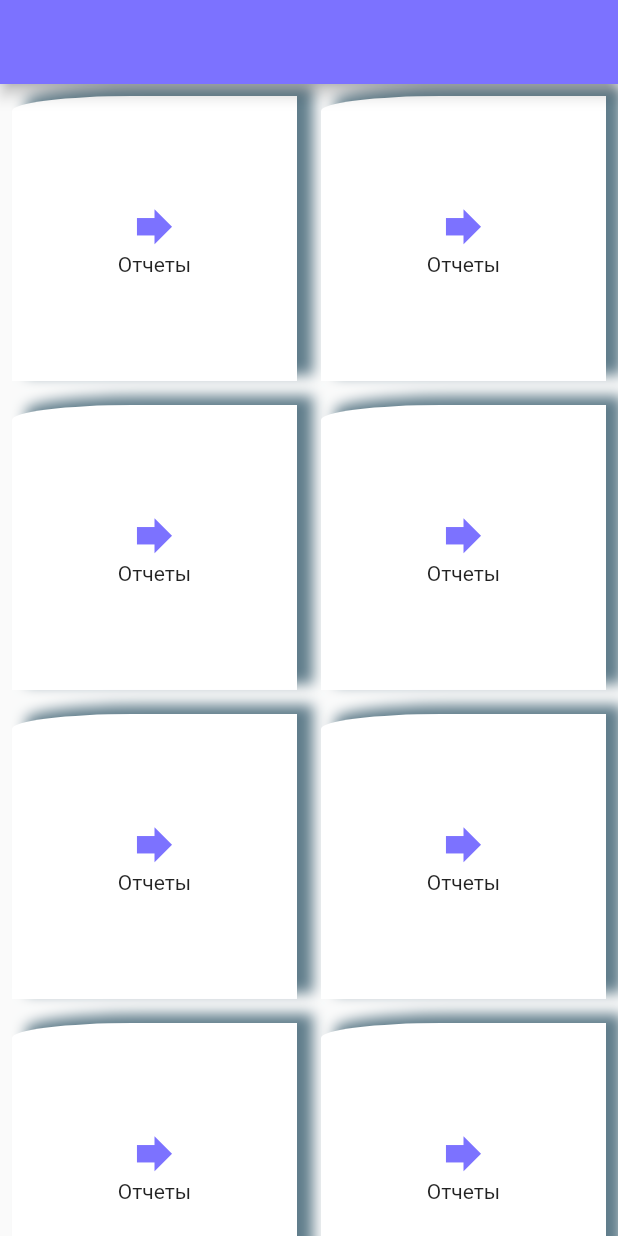
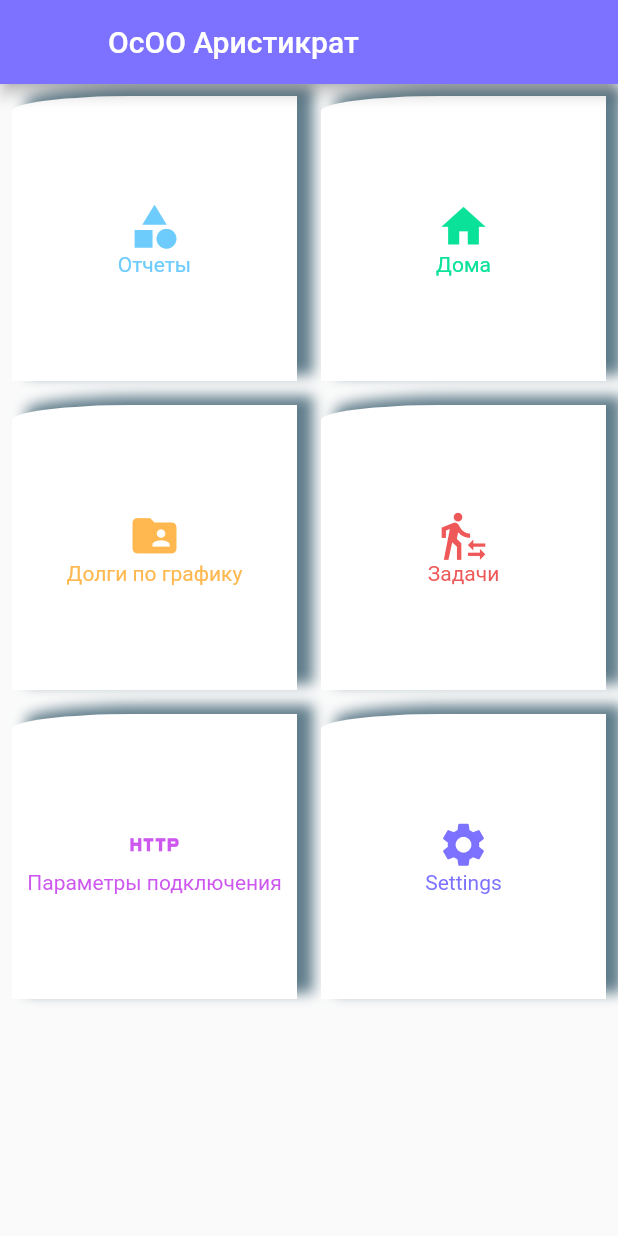
Before and after one commit to cnurba/building, a Flutter app: the screen it shows after launch, after a tap on "Демо", on a phone screen of 412 x 824 dp. Run offline on Flutter 3.47's test engine with Material 2 defaults, Android fonts, the phone set to English and light mode, and no system bars; our stand-ins replace equatable, flutter_bloc, shared_preferences.

Commit message:
added a new bloc.calles Menu bloc, event to

```diff
--- a/lib/blocs/connection/connect_bloc.dart
+++ b/lib/blocs/connection/connect_bloc.dart
@@ -6,7 +6,6 @@ import 'connect_state.dart';
 class ConnectBloc extends Bloc<ConnectEvent, ConnectState> {
   @override
   ConnectState get initialState => ConnectUninitialized();
-
   @override
   Stream<ConnectState> mapEventToState(ConnectEvent event) async* {
     if (event is CheckConnectEvent) {
--- /dev/null
+++ b/lib/blocs/menu/menu_event.dart
@@ -0,0 +1,9 @@
+import 'package:building/util/enums.dart';
+
+abstract class MenuEvent{}
+
+class MenuClickedEvent extends MenuEvent{
+  final TypeOfMainMenu typeOfMainMenu;
+  final bool demo;
+  MenuClickedEvent({this.typeOfMainMenu, this.demo});
+}
--- a/lib/main.dart
+++ b/lib/main.dart
@@ -1,4 +1,5 @@
 import 'package:building/blocs/connection/connect_bloc.dart';
+import 'package:building/blocs/menu/menu_bloc.dart';
 import 'package:building/ui/start_page.dart';
 import 'package:building/util/app_theme.dart';
 import 'package:flutter/material.dart';
@@ -8,6 +9,7 @@ void main() {
   runApp(MultiBlocProvider(
       providers: [
         BlocProvider<ConnectBloc>(create: (context) => ConnectBloc(),),
+        BlocProvider<MenuBloc>(create: (context) => MenuBloc(),),
       ],
       child: MyApp()));
 }
--- a/lib/models/menu_model/main_menu_model.dart
+++ b/lib/models/menu_model/main_menu_model.dart
@@ -1,4 +1,5 @@
 import 'package:building/util/constants.dart';
+import 'package:building/util/enums.dart';
 import 'package:flutter/cupertino.dart';
 import 'package:flutter/material.dart';
 
@@ -6,10 +7,13 @@ class MainMenuModel{
   String _name;
   IconData _iconData;
   Color _color;
+  TypeOfMainMenu _typeOfMainMenu;
 
-  MainMenuModel(this._name, this._iconData, this._color);
+  MainMenuModel(this._name, this._iconData, this._color,this._typeOfMainMenu);
 
   Color get color => _color;
+
+  TypeOfMainMenu get typeOfMainMenu => _typeOfMainMenu;
 
   IconData get iconData => _iconData;
 
@@ -19,6 +23,9 @@ class MainMenuModel{
     _color = value;
   }
 
+  set typeOfMainMenu(TypeOfMainMenu value) {
+    _typeOfMainMenu = value;
+  }
   set iconData(IconData value) {
     _iconData = value;
   }
@@ -29,12 +36,12 @@ class MainMenuModel{
 
   static List<MainMenuModel> getDemoData(){
     return [
-      new MainMenuModel("Отчеты", Icons.category, CONSTANTS.mainBtnColor1),
-      new MainMenuModel("Дома", Icons.home, CONSTANTS.mainBtnColor2),
-      new MainMenuModel("Долги по графику", Icons.folder_shared, CONSTANTS.mainBtnColor3),
-      new MainMenuModel("Задачи", Icons.transfer_within_a_station, CONSTANTS.mainBtnColor4),
-      new MainMenuModel("Параметры подключения", Icons.http, CONSTANTS.mainBtnColor5),
-      new MainMenuModel("Settings", Icons.settings, CONSTANTS.mainBackgroundColor),
+      new MainMenuModel("Отчеты", Icons.category, CONSTANTS.mainBtnColor1,TypeOfMainMenu.report),
+      new MainMenuModel("Дома", Icons.home, CONSTANTS.mainBtnColor2,TypeOfMainMenu.home),
+      new MainMenuModel("Долги по графику", Icons.folder_shared, CONSTANTS.mainBtnColor3,TypeOfMainMenu.debtOnSchedule),
+      new MainMenuModel("Задачи", Icons.transfer_within_a_station, CONSTANTS.mainBtnColor4,TypeOfMainMenu.task),
+      new MainMenuModel("Параметры подключения", Icons.http, CONSTANTS.mainBtnColor5,TypeOfMainMenu.connection),
+      new MainMenuModel("Settings", Icons.settings, CONSTANTS.mainBackgroundColor,TypeOfMainMenu.settings),
     ];
   }
 }
--- a/lib/ui/main_menu.dart
+++ b/lib/ui/main_menu.dart
@@ -1,7 +1,11 @@
+import 'package:building/blocs/connection/connect_bloc.dart';
+import 'package:building/blocs/connection/connect_state.dart';
+import 'package:building/blocs/menu/menu_bloc.dart';
+import 'package:building/blocs/menu/menu_event.dart';
 import 'package:building/models/user/settings.dart';
-import 'package:building/util/constants.dart';
 import 'package:flutter/cupertino.dart';
 import 'package:flutter/material.dart';
+import 'package:flutter_bloc/flutter_bloc.dart';
 
 class MainMenuPage extends StatelessWidget {
   final Settings settings;
@@ -12,14 +16,23 @@ class MainMenuPage extends StatelessWidget {
     return Scaffold(
       appBar: AppBar(
         leading: Container(),
+        title: Text("ОсОО Аристикрат"),
       ),
-      body: GridView.builder(
+      body: BlocBuilder<ConnectBloc,ConnectState>(
+        builder: (context, state) {
+          if(state is ConnectAuthenticated){
+            return GridView.builder(
+              itemCount: state.listOfMainMenuModel.length,
               physics: BouncingScrollPhysics(),
               gridDelegate: SliverGridDelegateWithFixedCrossAxisCount(
                 crossAxisCount: 2,
               ),
               itemBuilder: (context, index) {
-          return Container(
+                return GestureDetector(
+                  onTap: (){
+                       BlocProvider.of<MenuBloc>(context).add(MenuClickedEvent(demo: state.demo,typeOfMainMenu: state.listOfMainMenuModel.elementAt(index).typeOfMainMenu));
+                  },
+                  child: Container(
                     padding: EdgeInsets.all(8.0),
                     margin: EdgeInsets.all(8.0),
                     height: size.height / 4,
@@ -39,12 +52,26 @@ class MainMenuPage extends StatelessWidget {
                     child: Column(
                       mainAxisAlignment: MainAxisAlignment.center,
                       children: <Widget>[
-                Icon(Icons.forward,size: 35.0,color: CONSTANTS.mainBackgroundColor,),
-                Text("Отчеты"),
+                        Icon(state.listOfMainMenuModel.elementAt(index).iconData,size: 35.0,color: state.listOfMainMenuModel.elementAt(index).color,),
+                        Text("${state.listOfMainMenuModel.elementAt(index).name}",
+                        textAlign: TextAlign.center,
+                        style: TextStyle(
+                          color: state.listOfMainMenuModel.elementAt(index).color,
+
+                        ),),
                       ],
                     ) ,
+                  ),
                 );
               },
+            );
+
+          }
+          else {
+            return CircularProgressIndicator();
+          }
+        },
+
       ),
     );
   }
--- a/lib/ui/registration/login_page.dart
+++ b/lib/ui/registration/login_page.dart
@@ -6,7 +6,6 @@ class LoginPage extends StatelessWidget {
   const LoginPage({Key key, this.connectionOption}) : super(key: key);
   @override
   Widget build(BuildContext context) {
-
     return Form(
       child: Column(
         children: <Widget>[
--- a/lib/util/enums.dart
+++ b/lib/util/enums.dart
@@ -2,3 +2,12 @@ enum ThemeMode{
   darkTheme,
   lightTheme,
 }
+
+enum TypeOfMainMenu{
+  report,
+  home,
+  task,
+  debtOnSchedule,
+  settings,
+  connection,
+}
--- a/pubspec.yaml
+++ b/pubspec.yaml
@@ -29,7 +29,6 @@ dependencies:
   # Use with the CupertinoIcons class for iOS style icons.
   cupertino_icons: ^0.1.3
   equatable: ^1.2.0
-  bloc: ^4.0.0
   flutter_bloc: ^4.0.0
   shared_preferences: ^0.5.7+3
 
```
Also changed, not shown: lib/blocs/menu/menu_bloc.dart (added, +44 -0 lines), lib/blocs/menu/menu_state.dart (added, +10 -0 lines), pubspec.lock. Lines whose indentation alone changed are shown as unchanged.
